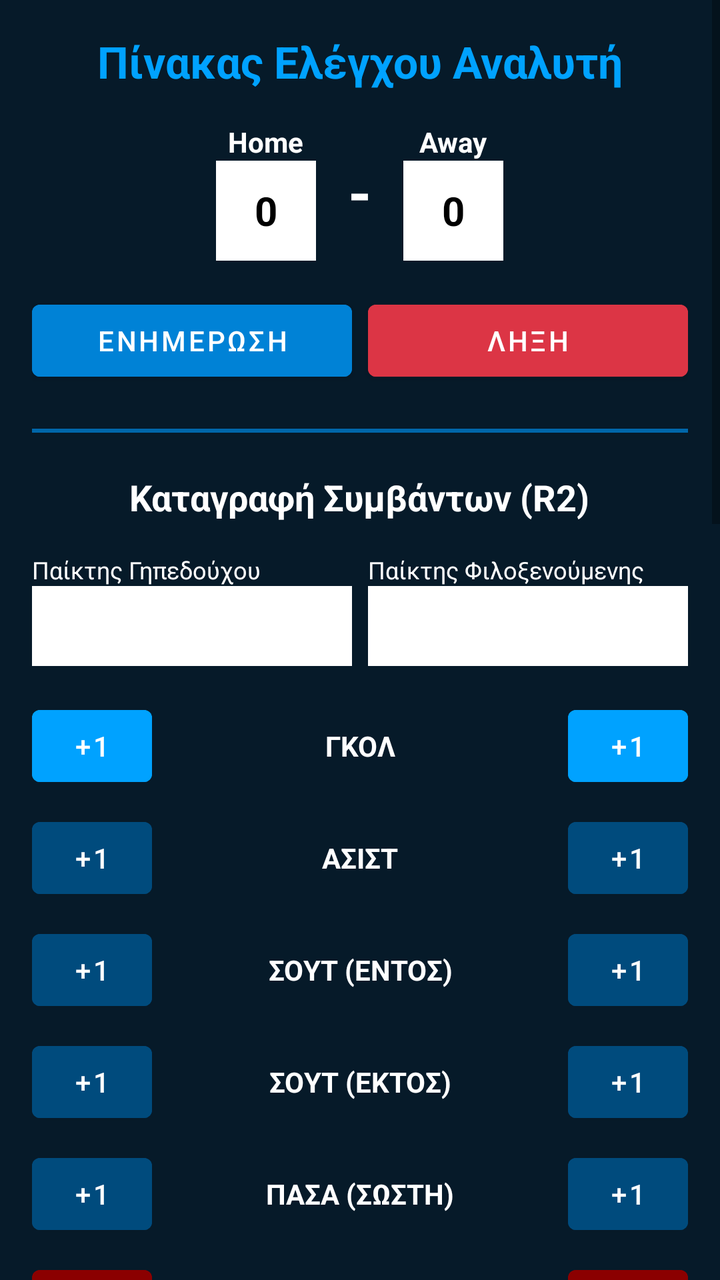
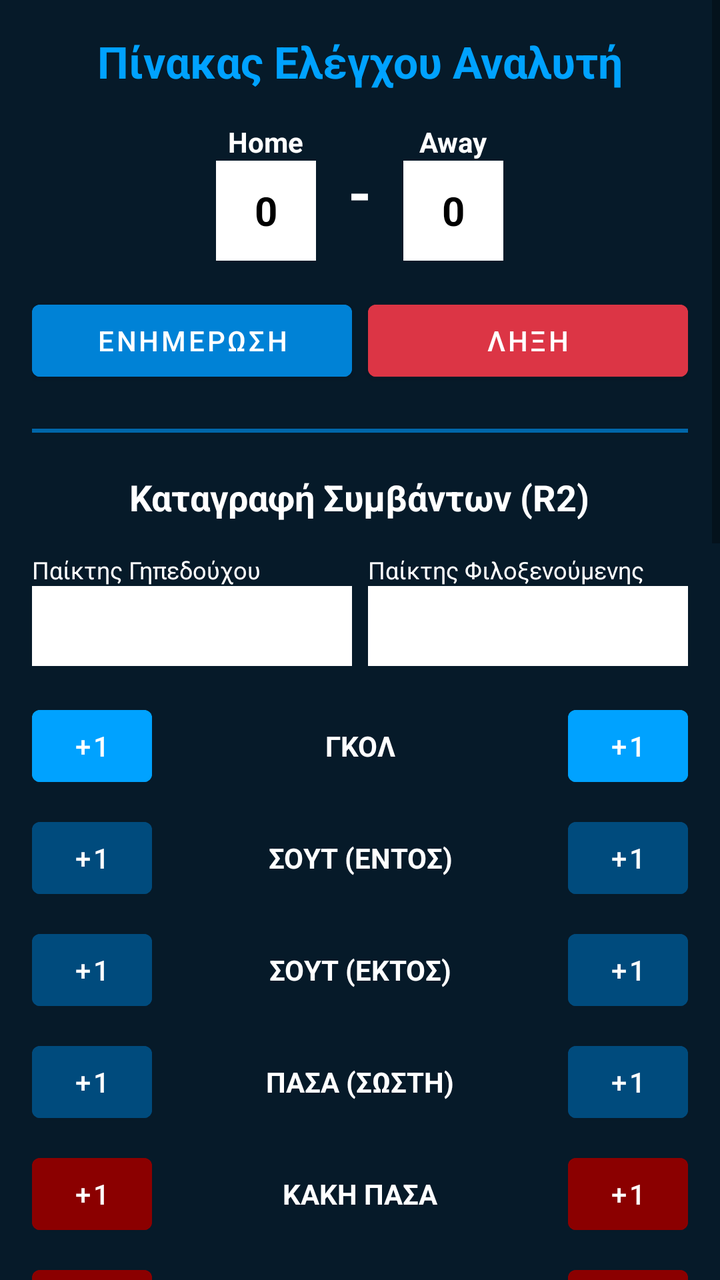

Two renders of the same Android screen: before a commit and after it. Below are the layout's source before the change and the commit's diff.
<!-- AndroidManifest.xml: application theme Theme.Tempproject -->
<!-- res/layout/activity_manage_match.xml -->
<?xml version="1.0" encoding="utf-8"?>
<ScrollView xmlns:android="http://schemas.android.com/apk/res/android"
    xmlns:app="http://schemas.android.com/apk/res-auto"
    android:layout_width="match_parent"
    android:layout_height="match_parent"
    android:background="@color/palette_blue_6"
    android:fillViewport="true">

    <LinearLayout
        android:layout_width="match_parent"
        android:layout_height="wrap_content"
        android:orientation="vertical"
        android:padding="16dp"
        android:gravity="center_horizontal">

        <TextView
            android:layout_width="wrap_content"
            android:layout_height="wrap_content"
            android:text="Πίνακας Ελέγχου Αναλυτή"
            android:textSize="22sp"
            android:textStyle="bold"
            android:textColor="@color/palette_blue_1"
            android:layout_marginBottom="16dp"/>

        
        <LinearLayout
            android:layout_width="match_parent"
            android:layout_height="wrap_content"
            android:orientation="horizontal"
            android:gravity="center"
            android:layout_marginBottom="16dp">

            <ImageView
                android:id="@+id/imgHomeLogo"
                android:layout_width="60dp"
                android:layout_height="60dp"
                android:adjustViewBounds="true"
                android:layout_marginEnd="8dp"/>

            <LinearLayout
                android:layout_width="wrap_content"
                android:layout_height="wrap_content"
                android:orientation="vertical"
                android:gravity="center"
                android:layout_marginEnd="16dp">
                <TextView
                    android:id="@+id/homeTeamTxt"
                    android:layout_width="wrap_content"
                    android:layout_height="wrap_content"
                    android:text="Home"
                    android:textColor="@color/white"
                    android:textStyle="bold"/>
                <TextView
                    android:id="@+id/homeScoreInput"
                    android:layout_width="50dp"
                    android:layout_height="50dp"
                    android:text="0"
                    android:gravity="center"
                    android:textSize="20sp"
                    android:textColor="@color/black"
                    android:textStyle="bold"
                    android:background="@color/white"/>
            </LinearLayout>

            <TextView
                android:layout_width="wrap_content"
                android:layout_height="wrap_content"
                android:text="-"
                android:textColor="@color/white"
                android:textSize="30sp"
                android:textStyle="bold"/>

            <LinearLayout
                android:layout_width="wrap_content"
                android:layout_height="wrap_content"
                android:orientation="vertical"
                android:gravity="center"
                android:layout_marginStart="16dp">
                <TextView
                    android:id="@+id/awayTeamTxt"
                    android:layout_width="wrap_content"
                    android:layout_height="wrap_content"
                    android:text="Away"
                    android:textColor="@color/white"
                    android:textStyle="bold"/>
                <TextView
                    android:id="@+id/awayScoreInput"
                    android:layout_width="50dp"
                    android:layout_height="50dp"
                    android:text="0"
                    android:gravity="center"
                    android:textSize="20sp"
                    android:textColor="@color/black"
                    android:textStyle="bold"
                    android:background="@color/white"/>
            </LinearLayout>

            <ImageView
                android:id="@+id/imgAwayLogo"
                android:layout_width="60dp"
                android:layout_height="60dp"
                android:adjustViewBounds="true"
                android:layout_marginStart="8dp"/>
        </LinearLayout>

        <LinearLayout
            android:layout_width="match_parent"
            android:layout_height="wrap_content"
            android:orientation="horizontal">
            <Button
                android:id="@+id/btnUpdateScore"
                android:layout_width="0dp"
                android:layout_height="wrap_content"
                android:layout_weight="1"
                android:layout_marginEnd="4dp"
                android:text="Ενημερωση"
                android:backgroundTint="@color/palette_blue_2"/>
            <Button
                android:id="@+id/btnFinishMatch"
                android:layout_width="0dp"
                android:layout_height="wrap_content"
                android:layout_weight="1"
                android:layout_marginStart="4dp"
                android:text="Ληξη"
                android:backgroundTint="#dc3545"/>
        </LinearLayout>

        <View android:layout_width="match_parent" android:layout_height="2dp" android:background="@color/palette_blue_3" android:layout_marginTop="20dp" android:layout_marginBottom="20dp"/>

        <TextView
            android:layout_width="wrap_content"
            android:layout_height="wrap_content"
            android:text="Καταγραφή Συμβάντων (R2)"
            android:textColor="@color/white"
            android:textSize="18sp"
            android:textStyle="bold"
            android:layout_marginBottom="16dp"/>

        <LinearLayout
            android:layout_width="match_parent"
            android:layout_height="wrap_content"
            android:orientation="horizontal"
            android:layout_marginBottom="16dp">

            <LinearLayout
                android:layout_width="0dp"
                android:layout_height="wrap_content"
                android:layout_weight="1"
                android:orientation="vertical"
                android:layout_marginEnd="4dp">
                <TextView android:layout_width="wrap_content" android:layout_height="wrap_content" android:text="Παίκτης Γηπεδούχου" android:textColor="@color/white" android:textSize="12sp"/>
                <Spinner android:id="@+id/spinnerHomePlayer" android:layout_width="match_parent" android:layout_height="40dp" android:background="@color/white"/>
            </LinearLayout>

            <LinearLayout
                android:layout_width="0dp"
                android:layout_height="wrap_content"
                android:layout_weight="1"
                android:orientation="vertical"
                android:layout_marginStart="4dp">
                <TextView android:layout_width="wrap_content" android:layout_height="wrap_content" android:text="Παίκτης Φιλοξενούμενης" android:textColor="@color/white" android:textSize="12sp"/>
                <Spinner android:id="@+id/spinnerAwayPlayer" android:layout_width="match_parent" android:layout_height="40dp" android:background="@color/white"/>
            </LinearLayout>
        </LinearLayout>

        <LinearLayout android:layout_width="match_parent" android:layout_height="wrap_content" android:orientation="horizontal" android:gravity="center" android:layout_marginBottom="8dp">
            <Button android:id="@+id/btnHomeGoal" android:layout_width="60dp" android:layout_height="wrap_content" android:text="+1" android:backgroundTint="@color/palette_blue_1"/>
            <TextView android:layout_width="0dp" android:layout_height="wrap_content" android:layout_weight="1" android:text="ΓΚΟΛ" android:textColor="@color/white" android:gravity="center" android:textStyle="bold"/>
            <Button android:id="@+id/btnAwayGoal" android:layout_width="60dp" android:layout_height="wrap_content" android:text="+1" android:backgroundTint="@color/palette_blue_1"/>
        </LinearLayout>

        <LinearLayout android:layout_width="match_parent" android:layout_height="wrap_content" android:orientation="horizontal" android:gravity="center" android:layout_marginBottom="8dp">
            <Button android:id="@+id/btnHomeAssist" android:layout_width="60dp" android:layout_height="wrap_content" android:text="+1" android:backgroundTint="@color/palette_blue_4"/>
            <TextView android:layout_width="0dp" android:layout_height="wrap_content" android:layout_weight="1" android:text="ΑΣΙΣΤ" android:textColor="@color/white" android:gravity="center" android:textStyle="bold"/>
            <Button android:id="@+id/btnAwayAssist" android:layout_width="60dp" android:layout_height="wrap_content" android:text="+1" android:backgroundTint="@color/palette_blue_4"/>
        </LinearLayout>

        <LinearLayout android:layout_width="match_parent" android:layout_height="wrap_content" android:orientation="horizontal" android:gravity="center" android:layout_marginBottom="8dp">
            <Button android:id="@+id/btnHomeShotOn" android:layout_width="60dp" android:layout_height="wrap_content" android:text="+1" android:backgroundTint="@color/palette_blue_4"/>
            <TextView android:layout_width="0dp" android:layout_height="wrap_content" android:layout_weight="1" android:text="ΣΟΥΤ (ΕΝΤΟΣ)" android:textColor="@color/white" android:gravity="center" android:textStyle="bold"/>
            <Button android:id="@+id/btnAwayShotOn" android:layout_width="60dp" android:layout_height="wrap_content" android:text="+1" android:backgroundTint="@color/palette_blue_4"/>
        </LinearLayout>

        <LinearLayout android:layout_width="match_parent" android:layout_height="wrap_content" android:orientation="horizontal" android:gravity="center" android:layout_marginBottom="8dp">
            <Button android:id="@+id/btnHomeShotOff" android:layout_width="60dp" android:layout_height="wrap_content" android:text="+1" android:backgroundTint="@color/palette_blue_4"/>
            <TextView android:layout_width="0dp" android:layout_height="wrap_content" android:layout_weight="1" android:text="ΣΟΥΤ (ΕΚΤΟΣ)" android:textColor="@color/white" android:gravity="center" android:textStyle="bold"/>
            <Button android:id="@+id/btnAwayShotOff" android:layout_width="60dp" android:layout_height="wrap_content" android:text="+1" android:backgroundTint="@color/palette_blue_4"/>
        </LinearLayout>

        <LinearLayout android:layout_width="match_parent" android:layout_height="wrap_content" android:orientation="horizontal" android:gravity="center" android:layout_marginBottom="8dp">
            <Button android:id="@+id/btnHomePassSucc" android:layout_width="60dp" android:layout_height="wrap_content" android:text="+1" android:backgroundTint="@color/palette_blue_4"/>
            <TextView android:layout_width="0dp" android:layout_height="wrap_content" android:layout_weight="1" android:text="ΠΑΣΑ (ΣΩΣΤΗ)" android:textColor="@color/white" android:gravity="center" android:textStyle="bold"/>
            <Button android:id="@+id/btnAwayPassSucc" android:layout_width="60dp" android:layout_height="wrap_content" android:text="+1" android:backgroundTint="@color/palette_blue_4"/>
        </LinearLayout>

        <LinearLayout android:layout_width="match_parent" android:layout_height="wrap_content" android:orientation="horizontal" android:gravity="center" android:layout_marginBottom="8dp">
            <Button android:id="@+id/btnHomePassFail" android:layout_width="60dp" android:layout_height="wrap_content" android:text="+1" android:backgroundTint="#8B0000"/>
            <TextView android:layout_width="0dp" android:layout_height="wrap_content" android:layout_weight="1" android:text="ΚΑΚΗ ΠΑΣΑ" android:textColor="@color/white" android:gravity="center" android:textStyle="bold"/>
            <Button android:id="@+id/btnAwayPassFail" android:layout_width="60dp" android:layout_height="wrap_content" android:text="+1" android:backgroundTint="#8B0000"/>
        </LinearLayout>

        <LinearLayout android:layout_width="match_parent" android:layout_height="wrap_content" android:orientation="horizontal" android:gravity="center" android:layout_marginBottom="8dp">
            <Button android:id="@+id/btnHomeError" android:layout_width="60dp" android:layout_height="wrap_content" android:text="+1" android:backgroundTint="#8B0000"/>
            <TextView android:layout_width="0dp" android:layout_height="wrap_content" android:layout_weight="1" android:text="ΛΑΘΟΣ" android:textColor="@color/white" android:gravity="center" android:textStyle="bold"/>
            <Button android:id="@+id/btnAwayError" android:layout_width="60dp" android:layout_height="wrap_content" android:text="+1" android:backgroundTint="#8B0000"/>
        </LinearLayout>

        <LinearLayout android:layout_width="match_parent" android:layout_height="wrap_content" android:orientation="horizontal" android:gravity="center" android:layout_marginBottom="8dp">
            <Button android:id="@+id/btnHomeTackleSucc" android:layout_width="60dp" android:layout_height="wrap_content" android:text="+1" android:backgroundTint="@color/palette_blue_4"/>
            <TextView android:layout_width="0dp" android:layout_height="wrap_content" android:layout_weight="1" android:text="ΤΑΚΛΙΝ (ΕΠΙΤΥΧΕΣ)" android:textColor="@color/white" android:gravity="center" android:textStyle="bold"/>
            <Button android:id="@+id/btnAwayTackleSucc" android:layout_width="60dp" android:layout_height="wrap_content" android:text="+1" android:backgroundTint="@color/palette_blue_4"/>
        </LinearLayout>

        <LinearLayout android:layout_width="match_parent" android:layout_height="wrap_content" android:orientation="horizontal" android:gravity="center" android:layout_marginBottom="8dp">
            <Button android:id="@+id/btnHomeTackleFail" android:layout_width="60dp" android:layout_height="wrap_content" android:text="+1" android:backgroundTint="#8B0000"/>
            <TextView android:layout_width="0dp" android:layout_height="wrap_content" android:layout_weight="1" android:text="ΤΑΚΛΙΝ (ΧΑΜΕΝΟ)" android:textColor="@color/white" android:gravity="center" android:textStyle="bold"/>
            <Button android:id="@+id/btnAwayTackleFail" android:layout_width="60dp" android:layout_height="wrap_content" android:text="+1" android:backgroundTint="#8B0000"/>
        </LinearLayout>

        <LinearLayout android:layout_width="match_parent" android:layout_height="wrap_content" android:orientation="horizontal" android:gravity="center" android:layout_marginBottom="8dp">
            <Button android:id="@+id/btnHomeCross" android:layout_width="60dp" android:layout_height="wrap_content" android:text="+1" android:backgroundTint="@color/palette_blue_4"/>
            <TextView android:layout_width="0dp" android:layout_height="wrap_content" android:layout_weight="1" android:text="ΣΕΝΤΡΑ (ΕΠΙΤΥΧΗΣ)" android:textColor="@color/white" android:gravity="center" android:textStyle="bold"/>
            <Button android:id="@+id/btnAwayCross" android:layout_width="60dp" android:layout_height="wrap_content" android:text="+1" android:backgroundTint="@color/palette_blue_4"/>
        </LinearLayout>

        <LinearLayout android:layout_width="match_parent" android:layout_height="wrap_content" android:orientation="horizontal" android:gravity="center" android:layout_marginBottom="8dp">
            <Button android:id="@+id/btnHomeCrossFail" android:layout_width="60dp" android:layout_height="wrap_content" android:text="+1" android:backgroundTint="#8B0000"/>
            <TextView android:layout_width="0dp" android:layout_height="wrap_content" android:layout_weight="1" android:text="ΣΕΝΤΡΑ (ΧΑΜΕΝΗ)" android:textColor="@color/white" android:gravity="center" android:textStyle="bold"/>
            <Button android:id="@+id/btnAwayCrossFail" android:layout_width="60dp" android:layout_height="wrap_content" android:text="+1" android:backgroundTint="#8B0000"/>
        </LinearLayout>

        <LinearLayout android:layout_width="match_parent" android:layout_height="wrap_content" android:orientation="horizontal" android:gravity="center" android:layout_marginBottom="8dp">
            <Button android:id="@+id/btnHomeFoulWon" android:layout_width="60dp" android:layout_height="wrap_content" android:text="+1" android:backgroundTint="@color/palette_blue_4"/>
            <TextView android:layout_width="0dp" android:layout_height="wrap_content" android:layout_weight="1" android:text="ΦΑΟΥΛ ΥΠΕΡ" android:textColor="@color/white" android:gravity="center" android:textStyle="bold"/>
            <Button android:id="@+id/btnAwayFoulWon" android:layout_width="60dp" android:layout_height="wrap_content" android:text="+1" android:backgroundTint="@color/palette_blue_4"/>
        </LinearLayout>

        <LinearLayout android:layout_width="match_parent" android:layout_height="wrap_content" android:orientation="horizontal" android:gravity="center" android:layout_marginBottom="8dp">
            <Button android:id="@+id/btnHomeFoul" android:layout_width="60dp" android:layout_height="wrap_content" android:text="+1" android:backgroundTint="@color/palette_blue_4"/>
            <TextView android:layout_width="0dp" android:layout_height="wrap_content" android:layout_weight="1" android:text="ΦΑΟΥΛ ΚΑΤΑ" android:textColor="@color/white" android:gravity="center" android:textStyle="bold"/>
            <Button android:id="@+id/btnAwayFoul" android:layout_width="60dp" android:layout_height="wrap_content" android:text="+1" android:backgroundTint="@color/palette_blue_4"/>
        </LinearLayout>

        <LinearLayout android:layout_width="match_parent" android:layout_height="wrap_content" android:orientation="horizontal" android:gravity="center" android:layout_marginBottom="8dp">
            <Button android:id="@+id/btnHomeCorner" android:layout_width="60dp" android:layout_height="wrap_content" android:text="+1" android:backgroundTint="@color/palette_blue_4"/>
            <TextView android:layout_width="0dp" android:layout_height="wrap_content" android:layout_weight="1" android:text="ΚΟΡΝΕΡ" android:textColor="@color/white" android:gravity="center" android:textStyle="bold"/>
            <Button android:id="@+id/btnAwayCorner" android:layout_width="60dp" android:layout_height="wrap_content" android:text="+1" android:backgroundTint="@color/palette_blue_4"/>
        </LinearLayout>

        <LinearLayout android:layout_width="match_parent" android:layout_height="wrap_content" android:orientation="horizontal" android:gravity="center" android:layout_marginBottom="8dp">
            <Button android:id="@+id/btnHomeYellow" android:layout_width="60dp" android:layout_height="wrap_content" android:text="+1" android:backgroundTint="#FBC02D" android:textColor="@color/black"/>
            <TextView android:layout_width="0dp" android:layout_height="wrap_content" android:layout_weight="1" android:text="ΚΙΤΡΙΝΕΣ" android:textColor="@color/white" android:gravity="center" android:textStyle="bold"/>
            <Button android:id="@+id/btnAwayYellow" android:layout_width="60dp" android:layout_height="wrap_content" android:text="+1" android:backgroundTint="#FBC02D" android:textColor="@color/black"/>
        </LinearLayout>

        <LinearLayout android:layout_width="match_parent" android:layout_height="wrap_content" android:orientation="horizontal" android:gravity="center" android:layout_marginBottom="8dp">
            <Button android:id="@+id/btnHomeRed" android:layout_width="60dp" android:layout_height="wrap_content" android:text="+1" android:backgroundTint="#D32F2F" android:textColor="@color/white"/>
            <TextView android:layout_width="0dp" android:layout_height="wrap_content" android:layout_weight="1" android:text="ΚΟΚΚΙΝΕΣ" android:textColor="@color/white" android:gravity="center" android:textStyle="bold"/>
            <Button android:id="@+id/btnAwayRed" android:layout_width="60dp" android:layout_height="wrap_content" android:text="+1" android:backgroundTint="#D32F2F" android:textColor="@color/white"/>
        </LinearLayout>

        <View android:layout_width="match_parent" android:layout_height="2dp" android:background="@color/palette_blue_3" android:layout_marginTop="16dp" android:layout_marginBottom="20dp"/>

        <TextView
            android:layout_width="wrap_content"
            android:layout_height="wrap_content"
            android:text="Αλλαγές Παικτών (R1)"
            android:textColor="@color/white"
            android:textSize="18sp"
            android:textStyle="bold"
            android:layout_marginBottom="16dp"/>

        <LinearLayout
            android:layout_width="match_parent"
            android:layout_height="wrap_content"
            android:orientation="vertical"
            android:background="@color/palette_blue_5"
            android:padding="12dp">

            <TextView android:layout_width="match_parent" android:layout_height="wrap_content" android:text="Παίκτης ΕΚΤΟΣ (Βασικός):" android:textColor="@color/white"/>
            <Spinner android:id="@+id/spinnerPlayerOut" android:layout_width="match_parent" android:layout_height="40dp" android:background="@color/white" android:layout_marginBottom="10dp" android:layout_marginTop="4dp"/>

            <TextView android:layout_width="match_parent" android:layout_height="wrap_content" android:text="Παίκτης ΕΝΤΟΣ (Αναπληρωματικός):" android:textColor="@color/white"/>
            <Spinner android:id="@+id/spinnerPlayerIn" android:layout_width="match_parent" android:layout_height="40dp" android:background="@color/white" android:layout_marginBottom="16dp" android:layout_marginTop="4dp"/>

            <Button
                android:id="@+id/btnSubstitute"
                android:layout_width="match_parent"
                android:layout_height="wrap_content"
                android:text="Καταχωρηση Αλλαγης"
                android:backgroundTint="@color/palette_blue_2"/>
        </LinearLayout>

    </LinearLayout>
</ScrollView>
<!-- resources referenced by this layout -->
<resources>
  <color name="black">#FF000000</color>
  <color name="palette_blue_1">#FF00A2FF</color>
  <color name="palette_blue_2">#FF0082D6</color>
  <color name="palette_blue_3">#FF0067AA</color>
  <color name="palette_blue_4">#FF004B7D</color>
  <color name="palette_blue_5">#FF003058</color>
  <color name="palette_blue_6">#FF061A29</color>
  <color name="white">#FFFFFFFF</color>
  <style name="Theme.Tempproject" parent="Theme.MaterialComponents.DayNight.DarkActionBar">
          
          <item name="colorPrimary">@color/purple_500</item>
          <item name="colorPrimaryVariant">@color/purple_700</item>
          <item name="colorOnPrimary">@color/white</item>
          
          <item name="colorSecondary">@color/teal_200</item>
          <item name="colorSecondaryVariant">@color/teal_700</item>
          <item name="colorOnSecondary">@color/black</item>
  
          <item name="android:statusBarColor">?attr/colorPrimaryVariant</item>
  
      </style>
  <color name="purple_500">#FF6200EE</color>
  <color name="purple_700">#FF3700B3</color>
  <color name="teal_200">#FF03DAC5</color>
  <color name="teal_700">#FF018786</color>
</resources>

<!-- the commit's change to res/layout/activity_manage_match.xml (unified diff, before → after) -->
@@ -169,11 +169,6 @@
             <Button android:id="@+id/btnAwayGoal" android:layout_width="60dp" android:layout_height="wrap_content" android:text="+1" android:backgroundTint="@color/palette_blue_1"/>
         </LinearLayout>
 
-        <LinearLayout android:layout_width="match_parent" android:layout_height="wrap_content" android:orientation="horizontal" android:gravity="center" android:layout_marginBottom="8dp">
-            <Button android:id="@+id/btnHomeAssist" android:layout_width="60dp" android:layout_height="wrap_content" android:text="+1" android:backgroundTint="@color/palette_blue_4"/>
-            <TextView android:layout_width="0dp" android:layout_height="wrap_content" android:layout_weight="1" android:text="ΑΣΙΣΤ" android:textColor="@color/white" android:gravity="center" android:textStyle="bold"/>
-            <Button android:id="@+id/btnAwayAssist" android:layout_width="60dp" android:layout_height="wrap_content" android:text="+1" android:backgroundTint="@color/palette_blue_4"/>
-        </LinearLayout>
 
         <LinearLayout android:layout_width="match_parent" android:layout_height="wrap_content" android:orientation="horizontal" android:gravity="center" android:layout_marginBottom="8dp">
             <Button android:id="@+id/btnHomeShotOn" android:layout_width="60dp" android:layout_height="wrap_content" android:text="+1" android:backgroundTint="@color/palette_blue_4"/>
